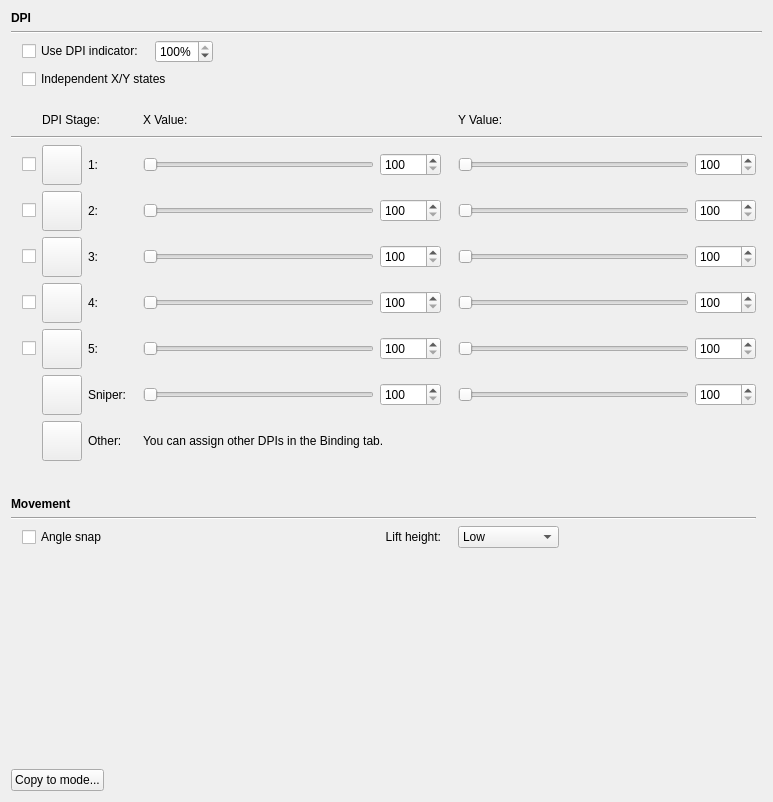
The window that src/ckb/mperfwidget.ui (sterpe/ckb-next) describes before a commit, drawn with Qt 5.
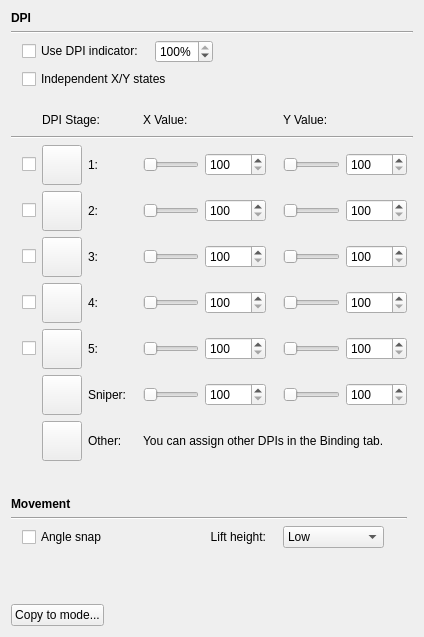
The same window after the commit. Custom widgets are drawn as their Qt base class.

```diff
--- a/src/ckb/mperfwidget.ui
+++ b/src/ckb/mperfwidget.ui
@@ -6,8 +6,8 @@
    <rect>
     <x>0</x>
     <y>0</y>
-    <width>773</width>
-    <height>802</height>
+    <width>424</width>
+    <height>637</height>
    </rect>
   </property>
   <property name="windowTitle">
```
